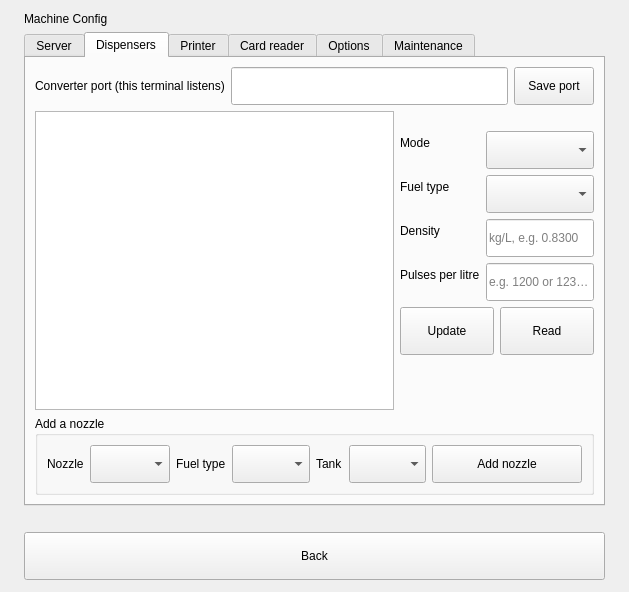
atosdev7/GasStaion, file smart210/src/settings/MachineConfigPage.ui: the form before one commit.
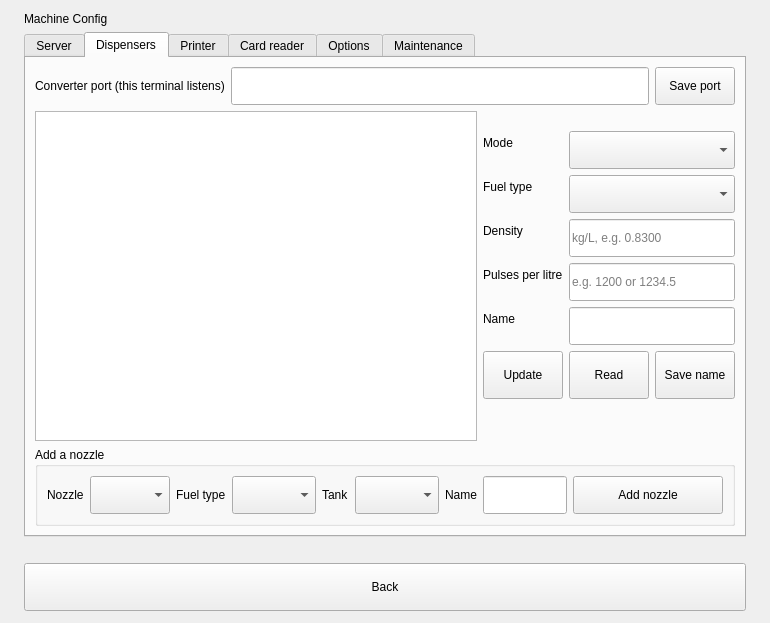
The form after the commit. The open tabs and pages were chosen to show the change.

Commit message: Nozzle name on the web and the Smart210

Diff of the .ui file:
```diff
--- a/smart210/src/settings/MachineConfigPage.ui
+++ b/smart210/src/settings/MachineConfigPage.ui
@@ -191,10 +191,21 @@
                <property name="minimumSize"><size><width>0</width><height>38</height></size></property>
               </widget>
              </item>
+             <item row="4" column="0">
+              <widget class="QLabel" name="nozzleNameLabel">
+               <property name="text"><string>Name</string></property>
+              </widget>
+             </item>
+             <item row="4" column="1">
+              <widget class="QLineEdit" name="nozzleName">
+               <property name="maxLength"><number>50</number></property>
+               <property name="minimumSize"><size><width>0</width><height>38</height></size></property>
+              </widget>
+             </item>
             </layout>
            </item>
            <item>
-            <layout class="QHBoxLayout" name="nozzleButtons" stretch="1,1">
+            <layout class="QHBoxLayout" name="nozzleButtons" stretch="1,1,1">
              <property name="leftMargin"><number>0</number></property>
              <property name="topMargin"><number>0</number></property>
              <property name="rightMargin"><number>0</number></property>
@@ -212,6 +223,12 @@
                <property name="minimumSize"><size><width>0</width><height>48</height></size></property>
               </widget>
              </item>
+             <item>
+              <widget class="QPushButton" name="saveNozzleNameButton">
+               <property name="text"><string>Save name</string></property>
+               <property name="minimumSize"><size><width>0</width><height>48</height></size></property>
+              </widget>
+             </item>
             </layout>
            </item>
            <item>
@@ -228,7 +245,7 @@
        <item>
         <widget class="QGroupBox" name="addNozzleBox">
          <property name="title"><string>Add a nozzle</string></property>
-         <layout class="QHBoxLayout" name="addNozzleLayout" stretch="0,0,0,1,0,1,0">
+         <layout class="QHBoxLayout" name="addNozzleLayout" stretch="0,0,0,1,0,1,0,1,0">
           <property name="leftMargin"><number>9</number></property>
           <property name="topMargin"><number>9</number></property>
           <property name="rightMargin"><number>9</number></property>
@@ -264,6 +281,17 @@
             <property name="minimumSize"><size><width>0</width><height>38</height></size></property>
            </widget>
           </item>
+          <item>
+           <widget class="QLabel" name="addNozzleNameLabel">
+            <property name="text"><string>Name</string></property>
+           </widget>
+          </item>
+          <item>
+           <widget class="QLineEdit" name="addNozzleName">
+            <property name="maxLength"><number>50</number></property>
+            <property name="minimumSize"><size><width>0</width><height>38</height></size></property>
+           </widget>
+          </item>
           <item>
            <widget class="QPushButton" name="addNozzleButton">
             <property name="text"><string>Add nozzle</string></property>
```
The commit also changes 31 other files.
